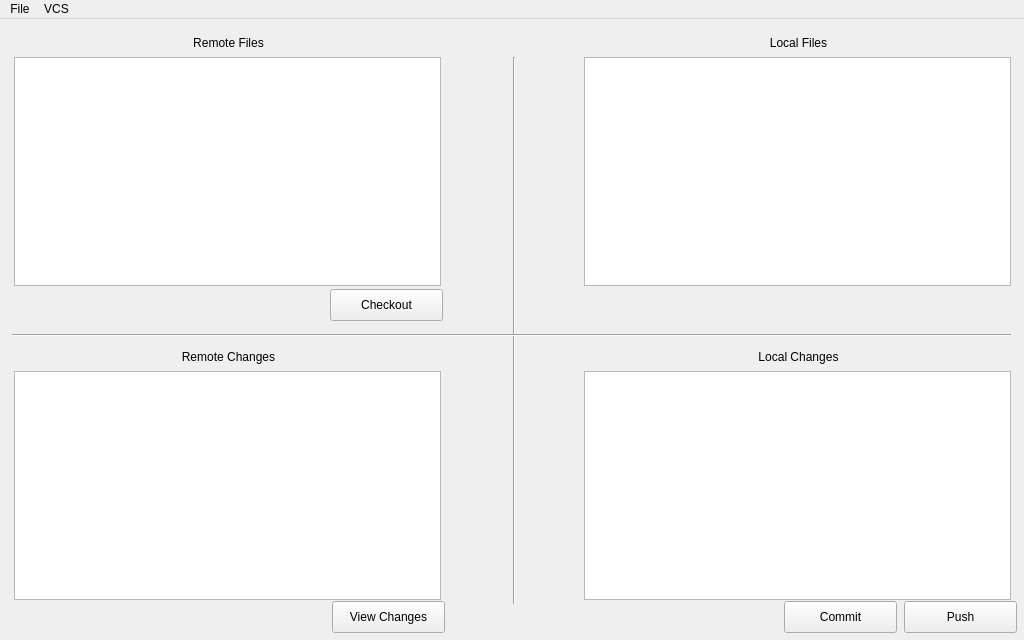
Qt form gui/ivcs_mainwindow.ui (minorsecond/ivcs) before a commit.
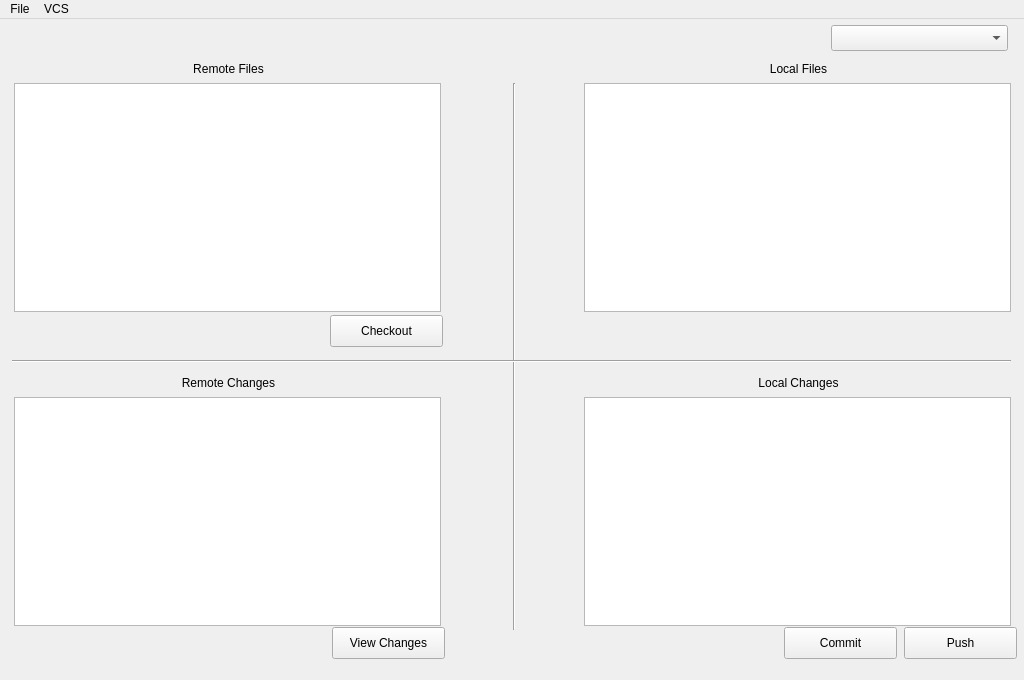
The same form after that commit.

The edit to the form file:
```diff
--- a/gui/ivcs_mainwindow.ui
+++ b/gui/ivcs_mainwindow.ui
@@ -7,7 +7,7 @@
     <x>0</x>
     <y>0</y>
     <width>1024</width>
-    <height>640</height>
+    <height>680</height>
    </rect>
   </property>
   <property name="windowTitle">
@@ -18,7 +18,7 @@
     <property name="geometry">
      <rect>
       <x>14</x>
-      <y>16</y>
+      <y>42</y>
       <width>429</width>
       <height>16</height>
      </rect>
@@ -34,7 +34,7 @@
     <property name="geometry">
      <rect>
       <x>584</x>
-      <y>16</y>
+      <y>42</y>
       <width>429</width>
       <height>16</height>
      </rect>
@@ -50,7 +50,7 @@
     <property name="geometry">
      <rect>
       <x>506</x>
-      <y>38</y>
+      <y>64</y>
       <width>16</width>
       <height>547</height>
      </rect>
@@ -63,7 +63,7 @@
     <property name="geometry">
      <rect>
       <x>330</x>
-      <y>270</y>
+      <y>296</y>
       <width>113</width>
       <height>32</height>
      </rect>
@@ -76,7 +76,7 @@
     <property name="geometry">
      <rect>
       <x>12</x>
-      <y>308</y>
+      <y>334</y>
       <width>999</width>
       <height>16</height>
      </rect>
@@ -89,7 +89,7 @@
     <property name="geometry">
      <rect>
       <x>584</x>
-      <y>330</y>
+      <y>356</y>
       <width>429</width>
       <height>16</height>
      </rect>
@@ -105,7 +105,7 @@
     <property name="geometry">
      <rect>
       <x>14</x>
-      <y>330</y>
+      <y>356</y>
       <width>429</width>
       <height>16</height>
      </rect>
@@ -121,7 +121,7 @@
     <property name="geometry">
      <rect>
       <x>904</x>
-      <y>582</y>
+      <y>608</y>
       <width>113</width>
       <height>32</height>
      </rect>
@@ -134,7 +134,7 @@
     <property name="geometry">
      <rect>
       <x>784</x>
-      <y>582</y>
+      <y>608</y>
       <width>113</width>
       <height>32</height>
      </rect>
@@ -147,7 +147,7 @@
     <property name="geometry">
      <rect>
       <x>332</x>
-      <y>582</y>
+      <y>608</y>
       <width>113</width>
       <height>32</height>
      </rect>
@@ -160,7 +160,7 @@
     <property name="geometry">
      <rect>
       <x>14</x>
-      <y>38</y>
+      <y>64</y>
       <width>427</width>
       <height>229</height>
      </rect>
@@ -170,7 +170,7 @@
     <property name="geometry">
      <rect>
       <x>584</x>
-      <y>38</y>
+      <y>64</y>
       <width>427</width>
       <height>229</height>
      </rect>
@@ -180,7 +180,7 @@
     <property name="geometry">
      <rect>
       <x>14</x>
-      <y>352</y>
+      <y>378</y>
       <width>427</width>
       <height>229</height>
      </rect>
@@ -190,12 +190,25 @@
     <property name="geometry">
      <rect>
       <x>584</x>
-      <y>352</y>
+      <y>378</y>
       <width>427</width>
       <height>229</height>
      </rect>
     </property>
    </widget>
+   <widget class="QComboBox" name="ProjectSelection">
+    <property name="geometry">
+     <rect>
+      <x>831</x>
+      <y>6</y>
+      <width>177</width>
+      <height>26</height>
+     </rect>
+    </property>
+    <property name="editable">
+     <bool>false</bool>
+    </property>
+   </widget>
   </widget>
   <widget class="QMenuBar" name="menubar">
    <property name="geometry">
```
Left out of the diff: 2 changed lines with no effect on the pictures.
